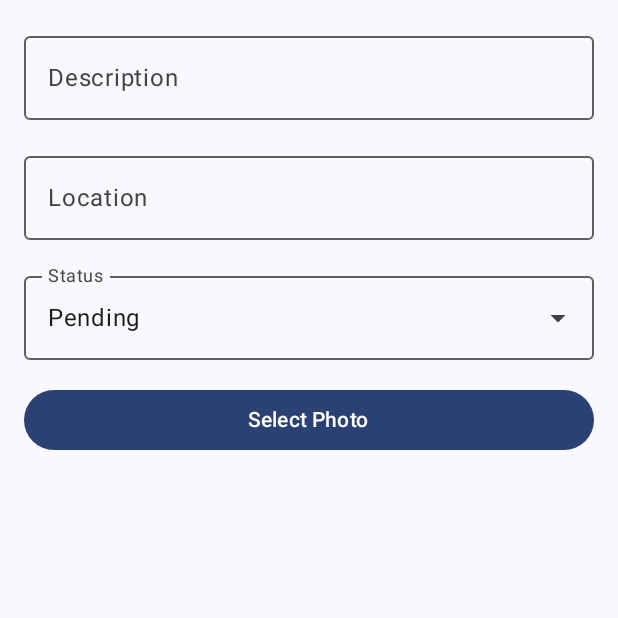
After one commit to MaryamJamil02/IN5600-Project---InsurRide, an Android app built with Jetpack Compose: the NewClaimScreen screen opened through its navigation route, on a phone screen of 412 x 824 dp, the top half of it. The commit adds this screen. Run offline under Robolectric (Android 15) with nearby library versions, the phone set to English and light mode, and no system bars; network calls fail; pictures from the network do not load.

Commit message:
Setup NewClaimScreen

```diff
--- a/app/build.gradle.kts
+++ b/app/build.gradle.kts
@@ -69,6 +69,8 @@ dependencies {
     //------------
 
     implementation(libs.gson)
+    implementation (libs.coil.compose)
+
 
 
     testImplementation(libs.junit)
--- a/app/src/main/java/com/example/in5600_project/navigation/ScreenNavigation.kt
+++ b/app/src/main/java/com/example/in5600_project/navigation/ScreenNavigation.kt
@@ -20,6 +20,8 @@ import androidx.compose.material.icons.filled.Home
 import androidx.compose.material.icons.filled.Person
 import androidx.lifecycle.*
 import androidx.lifecycle.viewmodel.compose.viewModel
+import com.example.in5600_project.presentation.ui.screens.NewClaimScreen
+import com.example.in5600_project.presentation.viewmodel.ClaimViewModel
 import com.example.in5600_project.presentation.viewmodel.MyProfileViewModel
 
 
@@ -29,6 +31,7 @@ fun MultipleScreenNavigator(modifier: Modifier, packageManager: PackageManager)
 
     // Create one instance of the ViewModel at this higher level
     val myProfileViewModel: MyProfileViewModel = viewModel()
+    val claimViewModel: ClaimViewModel = viewModel()
 
     NavHost(navController = navController, startDestination = "loginScreen") {
         composable("loginScreen") {
@@ -60,6 +63,14 @@ fun MultipleScreenNavigator(modifier: Modifier, packageManager: PackageManager)
                 viewModel = myProfileViewModel
             )
         }
+
+        composable("newClaimScreen"){
+            NewClaimScreen(
+                modifier = modifier,
+                navController = navController,
+                claimViewModel = claimViewModel
+            )
+        }
     }
 }
 
--- a/app/src/main/java/com/example/in5600_project/presentation/ui/screens/ClaimsHomeScreen.kt
+++ b/app/src/main/java/com/example/in5600_project/presentation/ui/screens/ClaimsHomeScreen.kt
@@ -23,12 +23,12 @@ fun ClaimsHomeScreen(modifier: Modifier = Modifier, navController: NavController
         Box(modifier = modifier.padding(innerPadding)) {
             Text("Welcome to Home")
         }
-        SwipeScreens(modifier, innerPadding, myProfileViewModel)
+        SwipeScreens(modifier, innerPadding, myProfileViewModel, navController)
     }
 }
 
 @Composable
-fun SwipeScreens(modifier: Modifier, padding: PaddingValues, myProfileViewModel: MyProfileViewModel) {
+fun SwipeScreens(modifier: Modifier, padding: PaddingValues, myProfileViewModel: MyProfileViewModel, navController: NavController) {
     val pagerState = rememberPagerState(pageCount = { 2 })
     val userId by myProfileViewModel.currentUserId.collectAsState()
 
@@ -44,7 +44,7 @@ fun SwipeScreens(modifier: Modifier, padding: PaddingValues, myProfileViewModel:
             }
             1 -> {
                 // Cards screen
-                ClaimCardScreen(modifier = modifier, userId = userId)
+                ClaimCardScreen(modifier = modifier, userId = userId, navController = navController)
             }
         }
     }
--- a/app/src/main/java/com/example/in5600_project/presentation/ui/components/ClaimsListScreen.kt
+++ b/app/src/main/java/com/example/in5600_project/presentation/ui/screens/ClaimsListScreen.kt
@@ -1,4 +1,4 @@
-package com.example.in5600_project.presentation.ui.components
+package com.example.in5600_project.presentation.ui.screens
 
 
 import androidx.compose.foundation.layout.*
@@ -8,6 +8,7 @@ import androidx.compose.runtime.Composable
 import androidx.compose.ui.Modifier
 import androidx.compose.ui.unit.dp
 import com.example.in5600_project.data.datastore.ClaimInformation
+import com.example.in5600_project.presentation.ui.components.ClaimCard
 
 // Composable to display a list of claim cards using LazyColumn.
 @Composable
@@ -21,6 +22,7 @@ fun ClaimsListScreen(
             .fillMaxSize()
             .padding(8.dp)
     ) {
+
         items(claims) { claim ->
             ClaimCard(
                 claim = claim,
--- /dev/null
+++ b/app/src/main/java/com/example/in5600_project/presentation/ui/screens/NewClaimScreen.kt
@@ -0,0 +1,133 @@
+package com.example.in5600_project.presentation.ui.screens
+
+import android.net.Uri
+import androidx.activity.compose.rememberLauncherForActivityResult
+import androidx.activity.result.contract.ActivityResultContracts
+import androidx.compose.foundation.Image
+import androidx.compose.foundation.layout.Arrangement
+import androidx.compose.foundation.layout.Column
+import androidx.compose.foundation.layout.fillMaxSize
+import androidx.compose.foundation.layout.fillMaxWidth
+import androidx.compose.foundation.layout.height
+import androidx.compose.foundation.layout.padding
+import androidx.compose.material.icons.Icons
+import androidx.compose.material.icons.filled.ArrowDropDown
+import androidx.compose.material3.Button
+import androidx.compose.material3.DropdownMenu
+import androidx.compose.material3.DropdownMenuItem
+import androidx.compose.material3.Icon
+import androidx.compose.material3.IconButton
+import androidx.compose.material3.OutlinedTextField
+import androidx.compose.material3.Text
+import androidx.compose.runtime.Composable
+import androidx.compose.runtime.mutableStateOf
+import androidx.compose.runtime.remember
+import androidx.compose.runtime.getValue
+import androidx.compose.runtime.setValue
+import androidx.compose.ui.Modifier
+import androidx.compose.ui.unit.dp
+import androidx.lifecycle.viewmodel.compose.viewModel
+import androidx.navigation.NavController
+import coil.compose.rememberAsyncImagePainter
+import com.example.in5600_project.data.datastore.ClaimInformation
+import com.example.in5600_project.presentation.ui.components.NewClaimButton
+import com.example.in5600_project.presentation.viewmodel.ClaimViewModel
+
+@Composable
+fun NewClaimScreen(
+    modifier: Modifier = Modifier,
+    navController: NavController,
+    claimViewModel: ClaimViewModel = viewModel()
+) {
+    var expanded by remember { mutableStateOf(false) }
+
+    val description = claimViewModel.description.value
+    val location = claimViewModel.location.value
+    val selectedStatus = claimViewModel.selectedStatus.value
+    val statusOptions = claimViewModel.statusOptions
+    val imageUri = claimViewModel.imageUri.value
+
+    // Launcher to pick an image from the gallery.
+    val launcher = rememberLauncherForActivityResult(
+        contract = ActivityResultContracts.GetContent()
+    ) { uri: Uri? ->
+        claimViewModel.onImageUriChanged(uri)
+    }
+
+    Column(
+        modifier = Modifier
+            .fillMaxSize()
+            .padding(16.dp),
+        verticalArrangement = Arrangement.spacedBy(16.dp)
+    ) {
+        // OutlinedTextField for Description.
+        OutlinedTextField(
+            value = description,
+            onValueChange = { claimViewModel.onDescriptionChanged(it) },
+            label = { Text("Description") },
+            modifier = Modifier.fillMaxWidth()
+        )
+        // OutlinedTextField for Location.
+        OutlinedTextField(
+            value = location,
+            onValueChange = { claimViewModel.onLocationChanged(it) },
+            label = { Text("Location") },
+            modifier = Modifier.fillMaxWidth()
+        )
+        // Dropdown for Status selection.
+        androidx.compose.foundation.layout.Box(modifier = Modifier.fillMaxWidth()) {
+            OutlinedTextField(
+                value = selectedStatus,
+                onValueChange = {},
+                label = { Text("Status") },
+                modifier = Modifier.fillMaxWidth(),
+                readOnly = true,
+                trailingIcon = {
+                    IconButton(onClick = { expanded = true }) {
+                        Icon(
+                            imageVector = Icons.Default.ArrowDropDown,
+                            contentDescription = "Select Status"
+                        )
+                    }
+                }
+            )
+            DropdownMenu(
+                expanded = expanded,
+                onDismissRequest = { expanded = false },
+                modifier = Modifier.fillMaxWidth()
+            ) {
+                statusOptions.forEach { status ->
+                    DropdownMenuItem(
+                        text = { Text(status) },
+                        onClick = {
+                            claimViewModel.onStatusSelected(status)
+                            expanded = false
+                        }
+                    )
+                }
+            }
+        }
+        // Button to select a photo from the gallery.
+        Button(
+            onClick = { launcher.launch("image/*") },
+            modifier = Modifier.fillMaxWidth()
+        ) {
+            Text("Select Photo")
+        }
+        // Display a preview of the selected image, if available.
+        imageUri?.let { uri ->
+            Image(
+                painter = rememberAsyncImagePainter(model = uri),
+                contentDescription = "Selected Photo",
+                modifier = Modifier
+                    .fillMaxWidth()
+                    .height(200.dp)
+            )
+        }
+
+        //NewClaimButton(userId, claimIndex, description, imageUri, location, selectedStatus)
+
+    }
+
+
+}
--- /dev/null
+++ b/app/src/main/java/com/example/in5600_project/presentation/viewmodel/ClaimViewModel.kt
@@ -0,0 +1,43 @@
+package com.example.in5600_project.presentation.viewmodel
+
+import android.net.Uri
+import androidx.compose.runtime.mutableStateOf
+import androidx.lifecycle.ViewModel
+
+class ClaimViewModel : ViewModel() {
+    // State for the claim description.
+    var description = mutableStateOf("")
+        private set
+
+    // State for the claim location.
+    var location = mutableStateOf("")
+        private set
+
+    // State for the selected claim status.
+    var selectedStatus = mutableStateOf("Pending")
+        private set
+
+    // List of available status options.
+    val statusOptions = listOf("Pending", "Approved", "Rejected")
+
+    // State for the selected image URI.
+    var imageUri = mutableStateOf<Uri?>(null)
+        private set
+
+    // Update functions for each state.
+    fun onDescriptionChanged(newDescription: String) {
+        description.value = newDescription
+    }
+
+    fun onLocationChanged(newLocation: String) {
+        location.value = newLocation
+    }
+
+    fun onStatusSelected(newStatus: String) {
+        selectedStatus.value = newStatus
+    }
+
+    fun onImageUriChanged(newUri: Uri?) {
+        imageUri.value = newUri
+    }
+}
--- a/gradle/libs.versions.toml
+++ b/gradle/libs.versions.toml
@@ -1,6 +1,7 @@
 [versions]
 accompanistPager = "<latest-version>"
 agp = "8.8.0"
+coilCompose = "2.2.2"
 datastore = "1.1.3"
 gson = "2.10.1"
 kotlin = "2.0.0"
@@ -25,6 +26,7 @@ androidx-datastore = { module = "androidx.datastore:datastore", version.ref = "d
 androidx-datastore-preferences = { module = "androidx.datastore:datastore-preferences", version.ref = "datastore" }
 androidx-lifecycle-runtime-ktx-v220 = { module = "androidx.lifecycle:lifecycle-runtime-ktx", version.ref = "lifecycleRuntimeKtxVersion" }
 androidx-lifecycle-viewmodel-ktx = { module = "androidx.lifecycle:lifecycle-viewmodel-ktx", version.ref = "lifecycleRuntimeKtx" }
+coil-compose = { module = "io.coil-kt:coil-compose", version.ref = "coilCompose" }
 gson = { module = "com.google.code.gson:gson", version.ref = "gson" }
 junit = { group = "junit", name = "junit", version.ref = "junit" }
 androidx-junit = { group = "androidx.test.ext", name = "junit", version.ref = "junitVersion" }
```
Also changed, not shown: app/src/main/java/com/example/in5600_project/data/datastore/ClaimsManager.kt (+59 -1 lines), app/src/main/java/com/example/in5600_project/data/network/InsertNewClaimRequest.kt (added, +36 -0 lines), app/src/main/java/com/example/in5600_project/presentation/ui/components/NewClaimButton.kt (added, +62 -0 lines), app/src/main/java/com/example/in5600_project/presentation/ui/screens/ClaimCardScreen.kt (+7 -3 lines).
